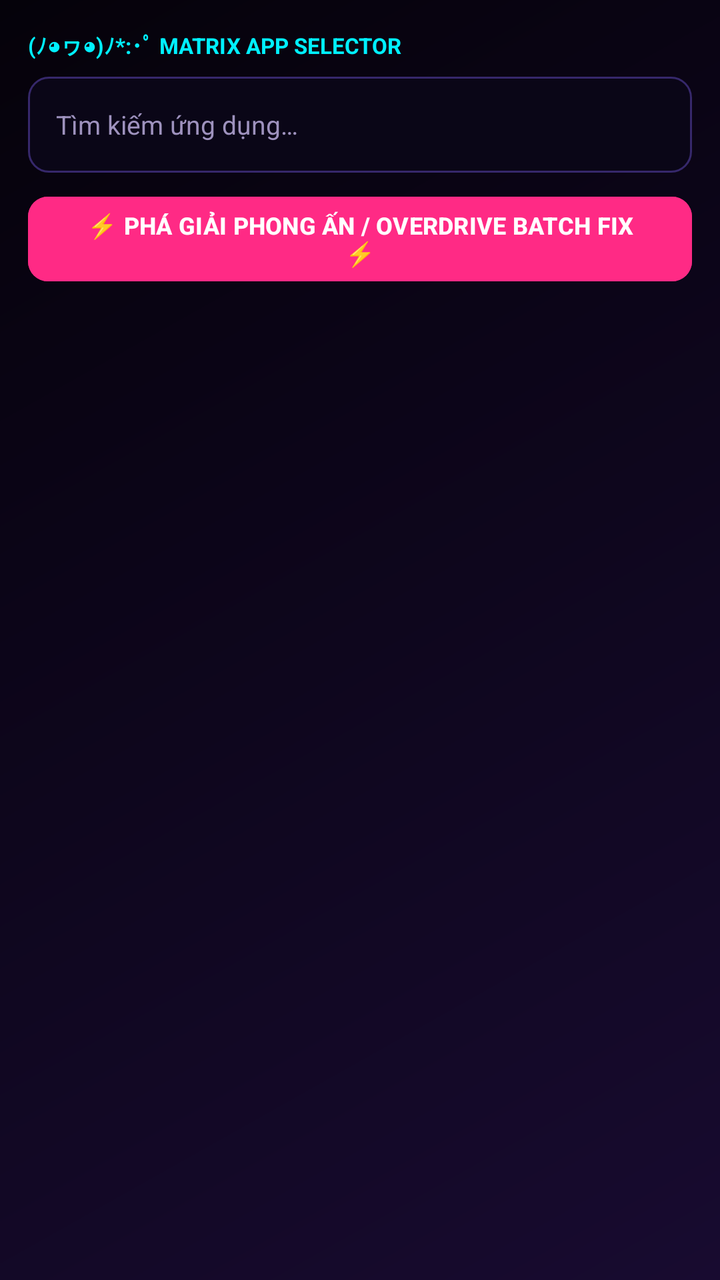
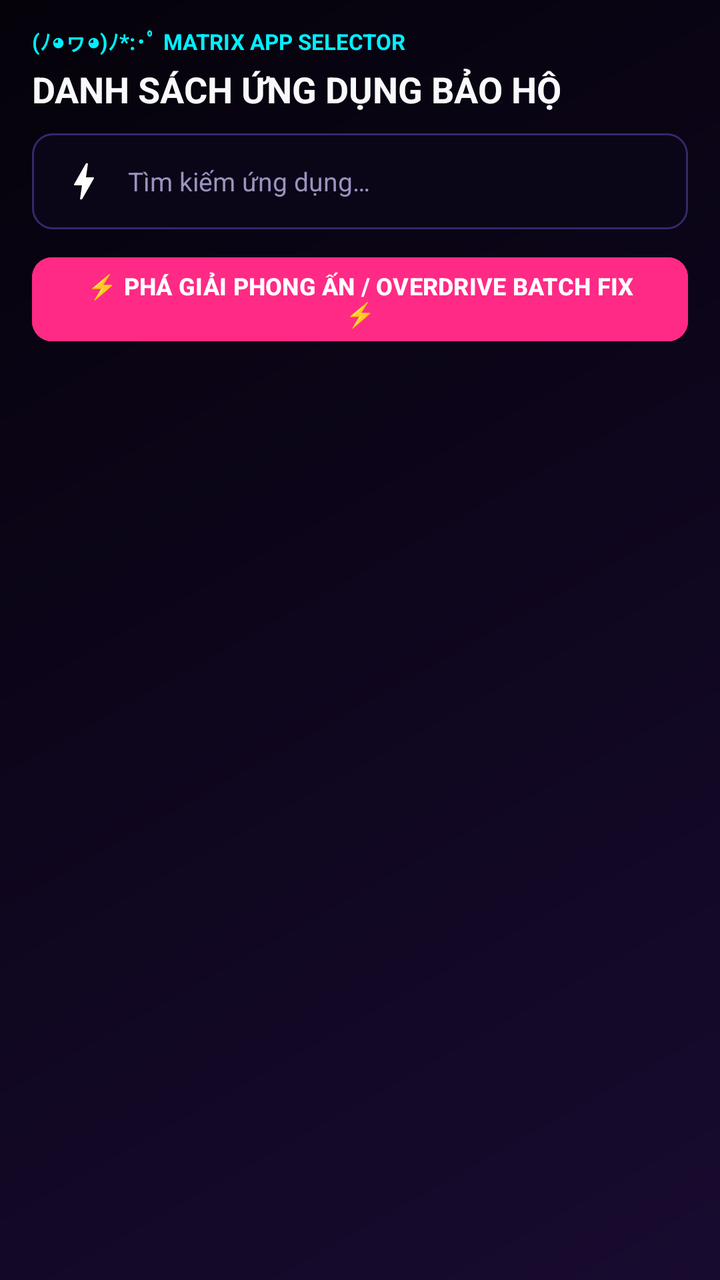

Compare the two renders of this Android layout. The source of the first and the diff that turns it into the second are given below.
<!-- AndroidManifest.xml: application theme Theme.HyperOSNotificationFixer -->
<!-- res/layout/activity_app_list.xml -->
<?xml version="1.0" encoding="utf-8"?>
<LinearLayout xmlns:android="http://schemas.android.com/apk/res/android"
    xmlns:app="http://schemas.android.com/apk/res-auto"
    android:layout_width="match_parent"
    android:layout_height="match_parent"
    android:background="@drawable/bg_cyber_gradient"
    android:orientation="vertical"
    android:padding="14dp">

    
    <TextView
        android:layout_width="wrap_content"
        android:layout_height="wrap_content"
        android:text="(ﾉ◕ヮ◕)ﾉ*:･ﾟ MATRIX APP SELECTOR"
        android:textColor="@color/secondary"
        android:textSize="11sp"
        android:textStyle="bold" />

    <EditText
        android:id="@+id/etSearch"
        android:layout_width="match_parent"
        android:layout_height="48dp"
        android:layout_marginTop="8dp"
        android:background="@drawable/bg_terminal_box"
        android:hint="@string/search_apps"
        android:paddingHorizontal="14dp"
        android:textColor="@color/accent_neon_green"
        android:textColorHint="@color/text_secondary"
        android:textSize="13sp" />

    <com.google.android.material.button.MaterialButton
        android:id="@+id/btnApplyBatch"
        android:layout_width="match_parent"
        android:layout_height="wrap_content"
        android:layout_marginTop="8dp"
        android:backgroundTint="@color/primary"
        android:text="⚡ PHÁ GIẢI PHONG ẤN / OVERDRIVE BATCH FIX ⚡"
        android:textColor="#FFFFFF"
        android:textSize="12sp"
        android:textStyle="bold"
        app:cornerRadius="10dp" />

    <ProgressBar
        android:id="@+id/progressBar"
        android:layout_width="wrap_content"
        android:layout_height="wrap_content"
        android:layout_gravity="center"
        android:layout_marginTop="16dp"
        android:indeterminateTint="@color/primary" />

    <androidx.recyclerview.widget.RecyclerView
        android:id="@+id/rvApps"
        android:layout_width="match_parent"
        android:layout_height="0dp"
        android:layout_marginTop="8dp"
        android:layout_weight="1" />
</LinearLayout>
<!-- resources referenced by this layout -->
<resources>
  <color name="accent_neon_green">#00FFA3</color>
  <color name="primary">#FF2A85</color>
  <color name="secondary">#00F0FF</color>
  <color name="text_secondary">#9E92BE</color>
  <!-- drawable bg_cyber_gradient (drawable) -->
  <?xml version="1.0" encoding="utf-8"?>
  <shape xmlns:android="http://schemas.android.com/apk/res/android">
      <gradient
          android:angle="135"
          android:startColor="#180B30"
          android:centerColor="#0E061D"
          android:endColor="#05020A"
          android:type="linear" />
  </shape>
  <!-- drawable bg_terminal_box (drawable) -->
  <?xml version="1.0" encoding="utf-8"?>
  <shape xmlns:android="http://schemas.android.com/apk/res/android">
      <solid android:color="#0A0617" />
      <stroke android:width="1dp" android:color="#36286B" />
      <corners android:radius="10dp" />
  </shape>
  <string name="search_apps">Tìm kiếm ứng dụng…</string>
  <style name="Theme.HyperOSNotificationFixer" parent="Theme.Material3.Dark.NoActionBar">
          <item name="colorPrimary">@color/primary</item>
          <item name="colorPrimaryVariant">@color/primary_variant</item>
          <item name="colorSecondary">@color/secondary</item>
          <item name="android:statusBarColor">@color/bg_dark</item>
          <item name="android:windowBackground">@color/bg_dark</item>
      </style>
  <color name="primary_variant">#D81B60</color>
  <color name="bg_dark">#0B0813</color>
</resources>

<!-- the commit's change to res/layout/activity_app_list.xml (unified diff, before → after) -->
@@ -1,57 +1,89 @@
 <?xml version="1.0" encoding="utf-8"?>
-<LinearLayout xmlns:android="http://schemas.android.com/apk/res/android"
+<androidx.constraintlayout.widget.ConstraintLayout xmlns:android="http://schemas.android.com/apk/res/android"
     xmlns:app="http://schemas.android.com/apk/res-auto"
+    android:id="@+id/appListViewRoot"
     android:layout_width="match_parent"
     android:layout_height="match_parent"
     android:background="@drawable/bg_cyber_gradient"
-    android:orientation="vertical"
-    android:padding="14dp">
+    android:clipToPadding="false">
 
-    
-    <TextView
-        android:layout_width="wrap_content"
-        android:layout_height="wrap_content"
-        android:text="(ﾉ◕ヮ◕)ﾉ*:･ﾟ MATRIX APP SELECTOR"
-        android:textColor="@color/secondary"
-        android:textSize="11sp"
-        android:textStyle="bold" />
+    <LinearLayout
+        android:id="@+id/appListContainer"
+        android:layout_width="0dp"
+        android:layout_height="0dp"
+        android:orientation="vertical"
+        android:paddingHorizontal="16dp"
+        android:paddingTop="12dp"
+        app:layout_constraintBottom_toBottomOf="parent"
+        app:layout_constraintEnd_toEndOf="parent"
+        app:layout_constraintStart_toStartOf="parent"
+        app:layout_constraintTop_toTopOf="parent"
+        app:layout_constraintWidth_max="600dp">
 
-    <EditText
-        android:id="@+id/etSearch"
-        android:layout_width="match_parent"
-        android:layout_height="48dp"
-        android:layout_marginTop="8dp"
-        android:background="@drawable/bg_terminal_box"
-        android:hint="@string/search_apps"
-        android:paddingHorizontal="14dp"
-        android:textColor="@color/accent_neon_green"
-        android:textColorHint="@color/text_secondary"
-        android:textSize="13sp" />
+        
+        <TextView
+            android:layout_width="wrap_content"
+            android:layout_height="wrap_content"
+            android:layout_marginBottom="4dp"
+            android:text="(ﾉ◕ヮ◕)ﾉ*:･ﾟ MATRIX APP SELECTOR"
+            android:textColor="@color/secondary"
+            android:textSize="11sp"
+            android:textStyle="bold" />
 
-    <com.google.android.material.button.MaterialButton
-        android:id="@+id/btnApplyBatch"
-        android:layout_width="match_parent"
-        android:layout_height="wrap_content"
-        android:layout_marginTop="8dp"
-        android:backgroundTint="@color/primary"
-        android:text="⚡ PHÁ GIẢI PHONG ẤN / OVERDRIVE BATCH FIX ⚡"
-        android:textColor="#FFFFFF"
-        android:textSize="12sp"
-        android:textStyle="bold"
-        app:cornerRadius="10dp" />
+        <TextView
+            android:layout_width="wrap_content"
+            android:layout_height="wrap_content"
+            android:layout_marginBottom="10dp"
+            android:text="DANH SÁCH ỨNG DỤNG BẢO HỘ"
+            android:textColor="@color/text_primary"
+            android:textSize="18sp"
+            android:textStyle="bold" />
 
-    <ProgressBar
-        android:id="@+id/progressBar"
-        android:layout_width="wrap_content"
-        android:layout_height="wrap_content"
-        android:layout_gravity="center"
-        android:layout_marginTop="16dp"
-        android:indeterminateTint="@color/primary" />
+        <EditText
+            android:id="@+id/etSearch"
+            android:layout_width="match_parent"
+            android:layout_height="48dp"
+            android:background="@drawable/bg_terminal_box"
+            android:drawableStart="@drawable/ic_bolt"
+            android:drawablePadding="10dp"
+            android:hint="@string/search_apps"
+            android:imeOptions="actionDone"
+            android:inputType="text"
+            android:paddingHorizontal="14dp"
+            android:textColor="@color/accent_neon_green"
+            android:textColorHint="@color/text_secondary"
+            android:textSize="13sp" />
 
-    <androidx.recyclerview.widget.RecyclerView
-        android:id="@+id/rvApps"
-        android:layout_width="match_parent"
-        android:layout_height="0dp"
-        android:layout_marginTop="8dp"
-        android:layout_weight="1" />
-</LinearLayout>
+        <com.google.android.material.button.MaterialButton
+            android:id="@+id/btnApplyBatch"
+            android:layout_width="match_parent"
+            android:layout_height="50dp"
+            android:layout_marginTop="10dp"
+            android:backgroundTint="@color/primary"
+            android:text="⚡ PHÁ GIẢI PHONG ẤN / OVERDRIVE BATCH FIX ⚡"
+            android:textColor="#FFFFFF"
+            android:textSize="12sp"
+            android:textStyle="bold"
+            app:cornerRadius="10dp" />
+
+        <ProgressBar
+            android:id="@+id/progressBar"
+            android:layout_width="wrap_content"
+            android:layout_height="wrap_content"
+            android:layout_gravity="center"
+            android:layout_marginTop="12dp"
+            android:indeterminateTint="@color/primary"
+            android:visibility="gone" />
+
+        <androidx.recyclerview.widget.RecyclerView
+            android:id="@+id/rvApps"
+            android:layout_width="match_parent"
+            android:layout_height="0dp"
+            android:layout_marginTop="8dp"
+            android:layout_weight="1"
+            android:clipToPadding="false"
+            android:paddingBottom="16dp"
+            android:scrollbars="vertical" />
+
+    </LinearLayout>
+</androidx.constraintlayout.widget.ConstraintLayout>
<!-- resource entries referenced after the edit -->
@@ -3,6 +3,7 @@
   <color name="accent_neon_green">#00FFA3</color>
   <color name="primary">#FF2A85</color>
   <color name="secondary">#00F0FF</color>
+  <color name="text_primary">#F8F9FA</color>
   <color name="text_secondary">#9E92BE</color>
   <!-- drawable bg_cyber_gradient (drawable) -->
   <?xml version="1.0" encoding="utf-8"?>
@@ -21,15 +22,30 @@
       <stroke android:width="1dp" android:color="#36286B" />
       <corners android:radius="10dp" />
   </shape>
+  <!-- drawable ic_bolt (drawable) -->
+  <vector xmlns:android="http://schemas.android.com/apk/res/android"
+      android:width="24dp"
+      android:height="24dp"
+      android:viewportWidth="24"
+      android:viewportHeight="24">
+      <path
+          android:fillColor="#FFFFFFFF"
+          android:pathData="M11,21h-1l1,-7H7.5c-0.58,0 -0.57,-0.32 -0.38,-0.66 0.19,-0.34 0.05,-0.08 0.07,-0.12C8.48,10.94 10.42,7.54 13,3h1l-1,7h3.5c0.49,0 0.56,0.33 0.47,0.51l-0.07,0.15C12.96,17.55 11,21 11,21z"/>
+  </vector>
   <string name="search_apps">Tìm kiếm ứng dụng…</string>
   <style name="Theme.HyperOSNotificationFixer" parent="Theme.Material3.Dark.NoActionBar">
           <item name="colorPrimary">@color/primary</item>
           <item name="colorPrimaryVariant">@color/primary_variant</item>
           <item name="colorSecondary">@color/secondary</item>
-          <item name="android:statusBarColor">@color/bg_dark</item>
-          <item name="android:windowBackground">@color/bg_dark</item>
+          <item name="android:statusBarColor">@android:color/transparent</item>
+          <item name="android:navigationBarColor">@android:color/transparent</item>
+          <item name="android:windowBackground">@drawable/bg_cyber_gradient</item>
+          <item name="android:windowLightStatusBar">false</item>
+          <item name="android:windowLightNavigationBar">false</item>
+          <item name="android:windowLayoutInDisplayCutoutMode" tools:targetApi="p">shortEdges</item>
+          <item name="android:enforceNavigationBarContrast" tools:targetApi="q">false</item>
+          <item name="android:enforceStatusBarContrast" tools:targetApi="q">false</item>
       </style>
   <color name="primary_variant">#D81B60</color>
-  <color name="bg_dark">#0B0813</color>
 </resources>
 
